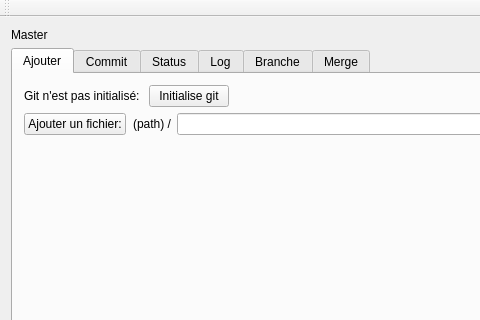
Before: the Qt Designer form main_window.ui in AntoninLoubiere/GitGui, drawn with Qt 5; both pictures show x 0 to 480 and y 0 to 320 of the 666 by 512 pixel window.
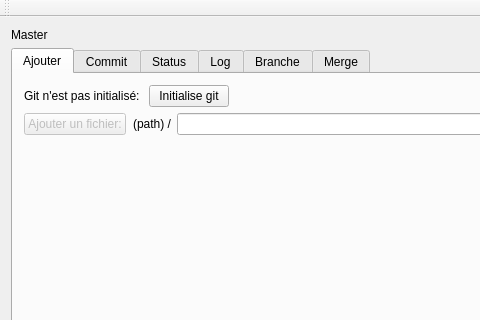
After: the same form once the commit is applied.

Commit message: Add choose file with dialog and color in text edit. Add enable and disable add button

The edit to the form file:
```diff
--- a/main_window.ui
+++ b/main_window.ui
@@ -69,7 +69,10 @@
         <item row="2" column="0">
          <layout class="QGridLayout" name="gridLayout_3">
           <item row="0" column="0">
-           <widget class="QPushButton" name="pushButton_2">
+           <widget class="QPushButton" name="addFileAddButton">
+            <property name="enabled">
+             <bool>false</bool>
+            </property>
             <property name="toolTip">
              <string>Ajoute un fichier.</string>
             </property>
```
Left out of the diff: 8 changed lines with no effect on the pictures. The commit also changes 3 other files.
